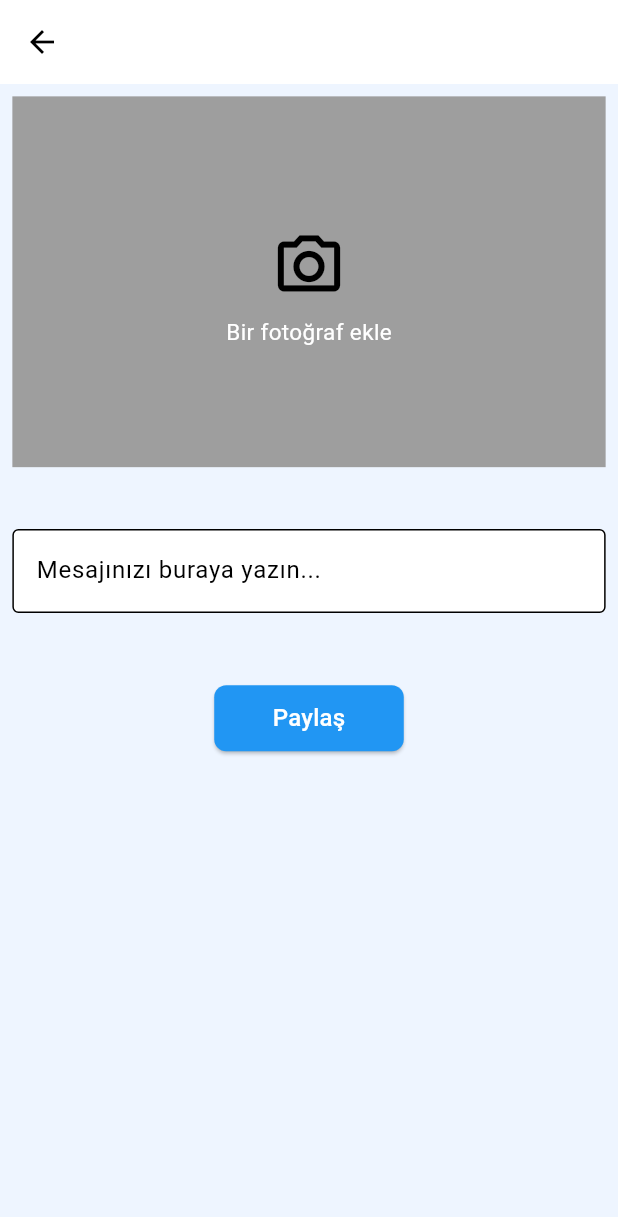
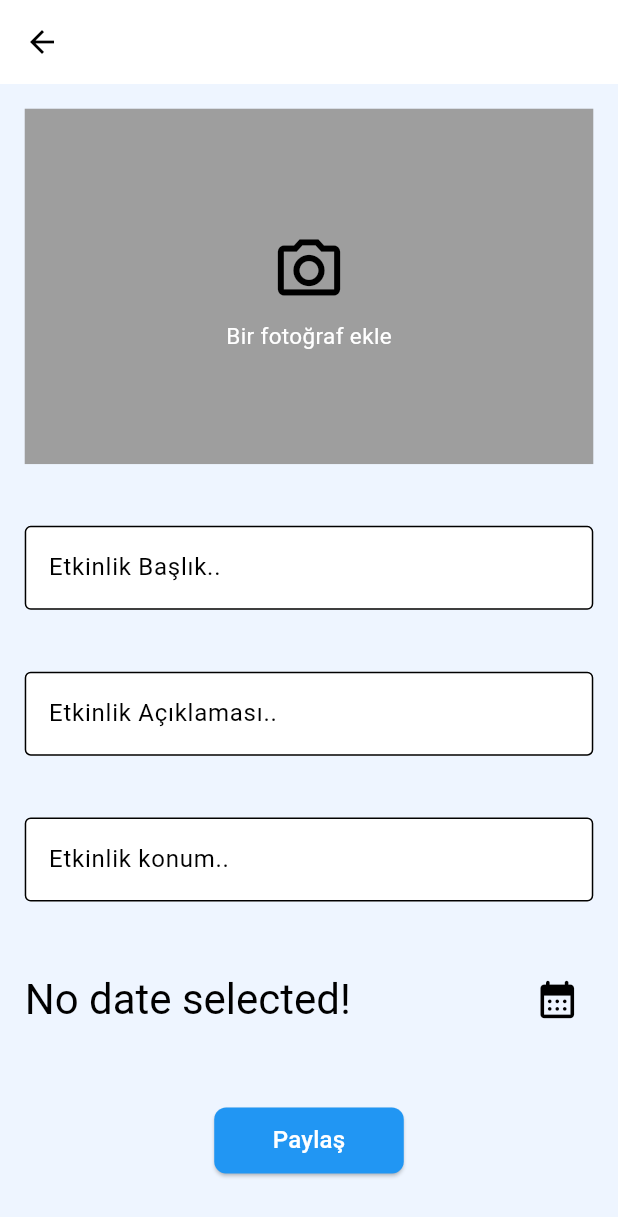
Before and after one commit to alicimen0614/ComPau, a Flutter app: the AddEventScreen screen opened directly, after a tap on "Paylaş", on a phone screen of 412 x 824 dp. Shown: the top 1217 px of the screen. Run offline on Flutter 3.47's test engine with Material 3 defaults, Android fonts, the light colour scheme and no system bars; our stand-ins replace cloud_firestore, email_validator, firebase_auth, firebase_core, firebase_storage, google_sign_in and 2 more; accounts and stored records are empty.

Commit message:
add_event_screen improve

```diff
--- a/community_social_media/lib/bottom_nav_bar_builder.dart
+++ b/community_social_media/lib/bottom_nav_bar_builder.dart
@@ -1,4 +1,3 @@
-import 'package:community_social_media/screens/auth/auth_screen.dart';
 import 'package:community_social_media/screens/events_screen/events_screen.dart';
 import 'package:community_social_media/screens/user_screen/profile_screen.dart';
 import 'package:flutter/material.dart';
--- a/community_social_media/lib/models/event_model.dart
+++ b/community_social_media/lib/models/event_model.dart
@@ -1,32 +1,41 @@
 class EventModel {
   String? eventId;
-  String? userId;
-  String? userName;
-  DateTime? timestamp;
+  String? organizer;
+  String? organizerId;
+  String? eventTitle;
+  String? category;
+  DateTime? eventDate;
   String? description;
   String? eventImageUrl;
+  String? location;
   String? likes;
-  List<String>? paticipants;
+  List<String>? participants;
 
   EventModel({
     this.eventId,
-    this.userId,
-    this.userName,
-    this.timestamp,
+    this.organizer,
+    this.organizerId,
+    this.eventTitle,
+    this.category,
+    this.eventDate,
     this.description,
     this.eventImageUrl,
+    this.location,
     this.likes,
-    this.paticipants
+    this.participants,
   });
 
   factory EventModel.fromJson(Map<String, dynamic> json) {
     return EventModel(
       eventId: json['eventId'],
-      userId: json['userId'],
-      userName: json['userName'],
-      timestamp: DateTime.parse(json['timestamp']),
+      organizer: json['organizer'],
+      organizerId: json['organizerId'],
+      eventTitle: json['eventTitle'],
+      category: json['category'],
+      eventDate: DateTime.parse(json['eventDate']),
       description: json['description'],
       eventImageUrl: json['eventImageUrl'],
+      location: json['location'],
       likes: json['likes'],
     );
   }
@@ -34,11 +43,14 @@ class EventModel {
   Map<String, dynamic> toJson() {
     return {
       'eventId': eventId,
-      'userId': userId,
-      'userName': userName,
-      'timestamp': timestamp?.toIso8601String(),
+      'organizer': organizer,
+      'organizerId': organizerId,
+      'eventTitle': eventTitle,
+      'category': category,
+      'eventDate': eventDate?.toIso8601String(),
       'description': description,
       'eventImageUrl': eventImageUrl,
+      'location': location,
       'likes': likes,
     };
   }
--- a/community_social_media/lib/screens/events_screen/add_event_screen.dart
+++ b/community_social_media/lib/screens/events_screen/add_event_screen.dart
@@ -7,6 +7,7 @@ import 'package:flutter/material.dart';
 import 'package:flutter/services.dart';
 import 'package:image_cropper/image_cropper.dart';
 import 'package:image_picker/image_picker.dart';
+import 'package:intl/intl.dart';
 import '../../widgets/elevated_button_widget.dart';
 
 class AddEventScreen extends StatefulWidget {
@@ -19,7 +20,10 @@ class AddEventScreen extends StatefulWidget {
 }
 
 class _PostsScreenState extends State<AddEventScreen> {
+  DateTime? selectedDate;
+  final titleController = TextEditingController();
   final descriptionController = TextEditingController();
+  final locationController = TextEditingController();
   final _fireStoreService = FirestoreService();
 
   File? pickedImage;
@@ -30,11 +34,116 @@ class _PostsScreenState extends State<AddEventScreen> {
     return Scaffold(
       appBar: AppBar(),
       body: SingleChildScrollView(
+        child: SizedBox(
+          height: context.height,
           child: Padding(
-          padding: context.paddingAllLow,
+            padding: context.paddingAllDefault,
             child: Column(
               children: [
-              AspectRatio(
+                _buildAspectRatio(context),
+                SizedBox(
+                  height: context.dynamicHeight(.05),
+                ),
+                TextField(
+                  maxLines: null,
+                  controller: titleController,
+                  decoration: const InputDecoration(
+                      filled: true,
+                      counterStyle: TextStyle(color: Colors.white),
+                      hintText: 'Etkinlik Başlık..',
+                      fillColor: Colors.white,
+                      border: OutlineInputBorder()),
+                ),
+                SizedBox(
+                  height: context.dynamicHeight(.05),
+                ),
+                TextField(
+                  maxLines: null,
+                  controller:
+                      descriptionController, // Attach the controller to the TextField
+                  decoration: const InputDecoration(
+                      filled: true,
+                      counterStyle: TextStyle(color: Colors.white),
+                      hintText: 'Etkinlik Açıklaması..',
+                      fillColor: Colors.white,
+                      border: OutlineInputBorder()),
+                ),
+                SizedBox(
+                  height: context.dynamicHeight(.05),
+                ),
+                TextField(
+                  maxLines: null,
+                  controller:
+                      locationController, // Attach the controller to the TextField
+                  decoration: const InputDecoration(
+                      filled: true,
+                      counterStyle: TextStyle(color: Colors.white),
+                      hintText: 'Etkinlik konum..',
+                      fillColor: Colors.white,
+                      border: OutlineInputBorder()),
+                ),
+                SizedBox(
+                  height: context.dynamicHeight(.05),
+                ),
+                Row(
+                  mainAxisAlignment: MainAxisAlignment.spaceBetween,
+                  children: [
+                    Text(
+                      selectedDate == null
+                          ? 'No date selected!'
+                          : 'Tarih: ${DateFormat('dd.MM.yyyy').format(selectedDate!)}',
+                      style: context.textTheme.headlineMedium,
+                    ),
+                    IconButton(
+                      onPressed: () {
+                        _selectDate(context);
+                        debugPrint(
+                            'Tarih : ${DateFormat('dd.MM.yyyy').format(selectedDate!)}');
+                      },
+                      icon: const Icon(
+                        Icons.calendar_month_rounded,
+                        size: 30,
+                        color: Colors.black,
+                      ),
+                    )
+                  ],
+                ),
+                SizedBox(
+                  height: context.dynamicHeight(.05),
+                ),
+                CustomElevatedButton(
+                  btnTitle: 'Paylaş',
+                  onPressed: () async {
+                    debugPrint('event submit');
+                    final navigator = Navigator.of(context);
+                    EventModel newEvent = EventModel(
+                      eventTitle: titleController.text,
+                      description: descriptionController.text == ""
+                          ? null
+                          : descriptionController.text,
+
+                      eventDate: selectedDate,
+                      location: locationController.text
+                    );
+                    String imageUrl =
+                        await _fireStoreService.uploadImage(pickedImage!);
+                    newEvent.eventImageUrl = imageUrl;
+                    await _fireStoreService.createEvent(newEvent);
+                    navigator.pop();
+                  },
+                  btnColor: Colors.blue,
+                  textColor: Colors.white,
+                ),
+              ],
+            ),
+          ),
+        ),
+      ),
+    );
+  }
+
+  AspectRatio _buildAspectRatio(BuildContext context) {
+    return AspectRatio(
       aspectRatio: 16 / 10,
       child: pickedImage != null
           ? Container(
@@ -62,52 +171,9 @@ class _PostsScreenState extends State<AddEventScreen> {
                     ),
                     const Text(
                       "Bir fotoğraf ekle",
-                                style: TextStyle(
-                                    color: Colors.white, fontSize: 15),
+                      style: TextStyle(color: Colors.white, fontSize: 15),
                     )
                   ]),
-                      ),
-              ),
-              SizedBox(
-                height: context.dynamicHeight(.05),
-              ),
-              TextField(
-                maxLines: null,
-                controller:
-                    descriptionController, // Attach the controller to the TextField
-                decoration: const InputDecoration(
-                    filled: true,
-                    counterStyle: TextStyle(color: Colors.white),
-                    hintText: 'Mesajınızı buraya yazın...',
-                    fillColor: Colors.white,
-                    border: OutlineInputBorder()),
-              ),
-              SizedBox(
-                height: context.dynamicHeight(.05),
-              ),
-              CustomElevatedButton(
-                btnTitle: 'Paylaş',
-                onPressed: () async {
-                  debugPrint('event submit');
-                  final navigator = Navigator.of(context);
-                  EventModel newEvent = EventModel(
-                    description: descriptionController.text == ""
-                        ? null
-                        : descriptionController.text,
-                    timestamp: DateTime.now(),
-                  );
-                  String imageUrl =
-                      await _fireStoreService.uploadImage(pickedImage!);
-                  newEvent.eventImageUrl = imageUrl;
-                  await _fireStoreService.createEvent(newEvent);
-                  navigator.pop();
-                },
-                btnColor: Colors.blue,
-                textColor: Colors.white,
-              ),
-            ],
-          ),
-        ),
             ),
     );
   }
@@ -189,4 +255,18 @@ class _PostsScreenState extends State<AddEventScreen> {
       },
     );
   }
+
+  Future<void> _selectDate(BuildContext context) async {
+    final DateTime? picked = await showDatePicker(
+      context: context,
+      initialDate: selectedDate ?? DateTime.now(),
+      firstDate: DateTime(2000),
+      lastDate: DateTime(2101),
+    );
+    if (picked != null && picked != selectedDate) {
+      setState(() {
+        selectedDate = picked;
+      });
     }
+  }
+}
--- a/community_social_media/lib/screens/explore_screen/add_post_screen.dart
+++ b/community_social_media/lib/screens/explore_screen/add_post_screen.dart
@@ -1,10 +1,7 @@
-import 'dart:convert';
 import 'dart:io';
-import 'dart:typed_data';
 
 import 'package:community_social_media/const/context_extension.dart';
 import 'package:community_social_media/services/firestore_service.dart';
-import 'package:community_social_media/widgets/custom_text_form_field.dart';
 import 'package:firebase_auth/firebase_auth.dart';
 import 'package:flutter/material.dart';
 import 'package:flutter/services.dart';
--- a/community_social_media/lib/screens/explore_screen/explore_screen.dart
+++ b/community_social_media/lib/screens/explore_screen/explore_screen.dart
@@ -55,7 +55,7 @@ class _ExploreScreenState extends State<ExploreScreen> {
                       userImage: postList[index].userImage),
                 );
               })
-          : Center(
+          : const Center(
               child: CircularProgressIndicator(),
             ),
     );
--- a/community_social_media/lib/widgets/event_item_widget.dart
+++ b/community_social_media/lib/widgets/event_item_widget.dart
@@ -2,8 +2,6 @@ import 'package:community_social_media/const/context_extension.dart';
 import 'package:flutter/material.dart';
 
 import '../models/event_model.dart';
-
-
 
 class EventItemWidget extends StatefulWidget {
   const EventItemWidget({
@@ -123,7 +121,7 @@ class _EventItemWidgetState extends State<EventItemWidget> {
                   Padding(
                     padding: context.paddingLeftLow,
                     child: Text(
-                      widget.event.userName ?? 'User Name',
+                      widget.event.organizer ?? 'User Name',
                       style: context.textTheme.bodyLarge,
                     ),
                   ),
--- a/community_social_media/pubspec.yaml
+++ b/community_social_media/pubspec.yaml
@@ -43,6 +43,7 @@ dependencies:
   image_cropper: ^5.0.1
   image_picker: ^1.0.8
   firebase_storage: ^11.6.9
+  intl: ^0.19.0
 
 dev_dependencies:
   flutter_test:
```
Lines whose indentation alone changed are shown as unchanged.
